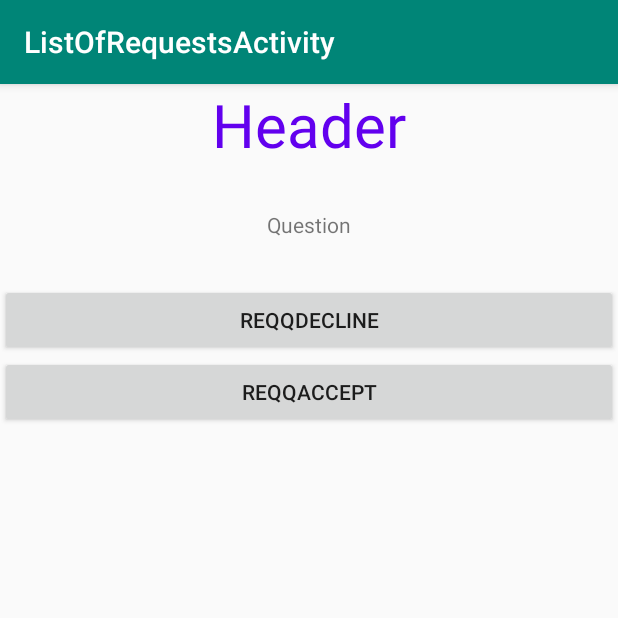
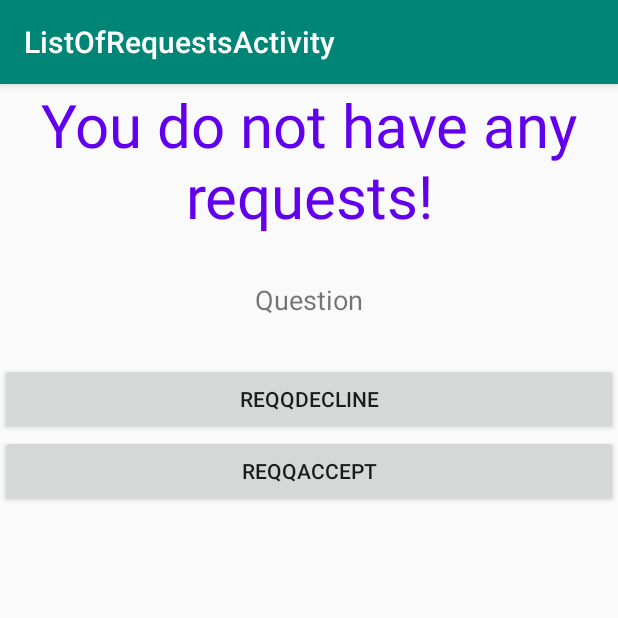
Before and after one commit to ahmetanilgur/SWE599_25112018_V1_1, an Android app: the screen it shows after launch (ListOfRequestsActivity), after a tap on "REQUESTS", on a phone screen of 412 x 824 dp, the top half of it. Run offline under Robolectric (Android 15) with nearby library versions, the phone set to English and light mode, and no system bars; our stand-ins replace Volley; network calls fail.

Commit message:
newer api version, calendar req

```diff
--- a/app/src/main/java/com/example/ahmetanilgur/fakearmut/ListOfRequestsActivity.java
+++ b/app/src/main/java/com/example/ahmetanilgur/fakearmut/ListOfRequestsActivity.java
@@ -20,8 +20,13 @@ import com.android.volley.VolleyError;
 import com.android.volley.toolbox.StringRequest;
 import com.android.volley.toolbox.Volley;
 
+import java.lang.reflect.Array;
+
 public class ListOfRequestsActivity extends AppCompatActivity {
     String username;
+    String[] chiles = { "jalapeno", "anaheim", "serrano",
+            "habanero", "thai" };
+
     @Override
     protected void onCreate(Bundle savedInstanceState) {
         super.onCreate(savedInstanceState);
@@ -37,13 +42,21 @@ public class ListOfRequestsActivity extends AppCompatActivity {
                 .getDefaultSharedPreferences(getApplicationContext())
                 .getString("login_preferences",""));*/
         StringRequest firstStringRequest = new StringRequest(Request.Method.GET,
-                "http://192.168.47.40:8001/requestlist/"+PreferenceManager
+                "http://192.168.55.82:8001/requestlist/"+PreferenceManager
                         .getDefaultSharedPreferences(getApplicationContext())
                         .getString("login_preferences",""),
                 new Response.Listener<String>() {
                     @SuppressLint("ResourceAsColor")
                     @Override
                     public void onResponse(String response) {
+                        Log.d(TAG, "reel response: "+response.length());
+                        if(response.length()<1){
+                            Log.d(TAG, "onResponse: girdi ife");
+                            requests_header.setText("No new requests!");
+                            question.setText("Come back anytime.");
+                            button_accept.setVisibility(View.GONE);
+                            button_decline.setText("Back");
+                        }else {
                             username=response;
                             // Display the first 500 characters of the response string.
                             requests_header.setText("New requests!");
@@ -53,6 +66,8 @@ public class ListOfRequestsActivity extends AppCompatActivity {
                             button_accept.setText("Accept");
                             button_decline.setTextColor(Color.RED);
                             button_decline.setText("Decline");
+                        }
+
                         Log.d(TAG, "onResponse: clysr jsonp sonuc: "+ response);
                     }
                 }, new Response.ErrorListener() {
@@ -73,7 +88,7 @@ public class ListOfRequestsActivity extends AppCompatActivity {
             public void onClick(View v) {
 
                 StringRequest stringRequest = new StringRequest(Request.Method.GET,
-                        "http://192.168.47.40:8001/accept/"+
+                        "http://192.168.55.82:8001/accept/"+
                                 username+"&"+PreferenceManager.getDefaultSharedPreferences(getApplicationContext())
                                         .getString("login_preferences",""),
                         new Response.Listener<String>() {
@@ -90,7 +105,7 @@ public class ListOfRequestsActivity extends AppCompatActivity {
                     }
                 });
                 Volley.newRequestQueue(getApplicationContext()).add(stringRequest);
-                //finish();
+                finish();
             }
         });
 
--- a/app/src/main/java/com/example/ahmetanilgur/fakearmut/MainActivity.java
+++ b/app/src/main/java/com/example/ahmetanilgur/fakearmut/MainActivity.java
@@ -108,6 +108,11 @@ public class MainActivity extends AppCompatActivity implements ItemClickListener
             Intent intent = new Intent(MainActivity.this, ListOfRequestsActivity.class);
             startActivity(intent);
         }
+/*        if (id == R.id.allowed_calendars) {
+            Intent intent = new Intent(MainActivity.this, CalendarActivity.class);
+            startActivity(intent);
+        }*/
+
 
         return super.onOptionsItemSelected(item);
     }
--- a/app/src/main/res/layout/activity_calendar.xml
+++ b/app/src/main/res/layout/activity_calendar.xml
@@ -18,9 +18,9 @@
 
     <TextView
         android:id="@+id/tv_detail_calendar_job"
-        android:gravity="center"
         android:layout_width="match_parent"
         android:layout_height="wrap_content"
+        android:gravity="center"
         android:text="@string/textview_job" />
 
     <TextView
--- a/app/src/main/res/layout/activity_list_of_requests.xml
+++ b/app/src/main/res/layout/activity_list_of_requests.xml
@@ -36,9 +36,9 @@
         android:layout_width="match_parent"
         android:layout_height="wrap_content"
         android:gravity="center"
-        android:textSize="14sp"
         android:paddingBottom="30sp"
-        android:text="@string/requests_question" />
+        android:text="@string/requests_question"
+        android:textSize="18sp" />
 
     <Button
         android:id="@+id/requests_q_decline"
--- a/app/src/main/res/layout/activity_request.xml
+++ b/app/src/main/res/layout/activity_request.xml
@@ -36,7 +36,8 @@
         android:layout_height="wrap_content"
         android:gravity="center"
         android:paddingBottom="15sp"
-        android:text="@string/tv_detail_req" />
+        android:text="@string/tv_detail_req"
+        android:textSize="18sp" />
 
     <Button
         android:id="@+id/btn_req_accept"
--- a/app/src/main/res/menu/menu_main.xml
+++ b/app/src/main/res/menu/menu_main.xml
@@ -12,4 +12,9 @@
         android:orderInCategory="100"
         android:title="@string/calendar_request_activity"
         app:showAsAction="ifRoom" />
+<!--    <item
+        android:id="@+id/allowed_calendars"
+        android:orderInCategory="99"
+        android:title="@string/allowed_calendars"
+        app:showAsAction="ifRoom" />-->
 </menu>
--- a/app/src/main/res/values/strings.xml
+++ b/app/src/main/res/values/strings.xml
@@ -35,8 +35,9 @@
     <string name="btn_req_accept">Send</string>
     <string name="btn_req_decline">Cancel</string>
     <string name="title_activity_list_of_requests">ListOfRequestsActivity</string>
-    <string name="requests_header">Header</string>
+    <string name="requests_header">You do not have any requests!</string>
     <string name="requests_question">Question</string>
     <string name="requests_q_accept">ReqQAccept</string>
     <string name="requests_q_decline">ReqQDecline</string>
+    <string name="allowed_calendars">Calendars</string>
 </resources>
```
Also changed, not shown: app/src/main/java/com/example/ahmetanilgur/fakearmut/CalendarActivity.java (+38 -1 lines), app/src/main/java/com/example/ahmetanilgur/fakearmut/RequestActivity.java (+40 -11 lines). Lines whose indentation alone changed are shown as unchanged.
